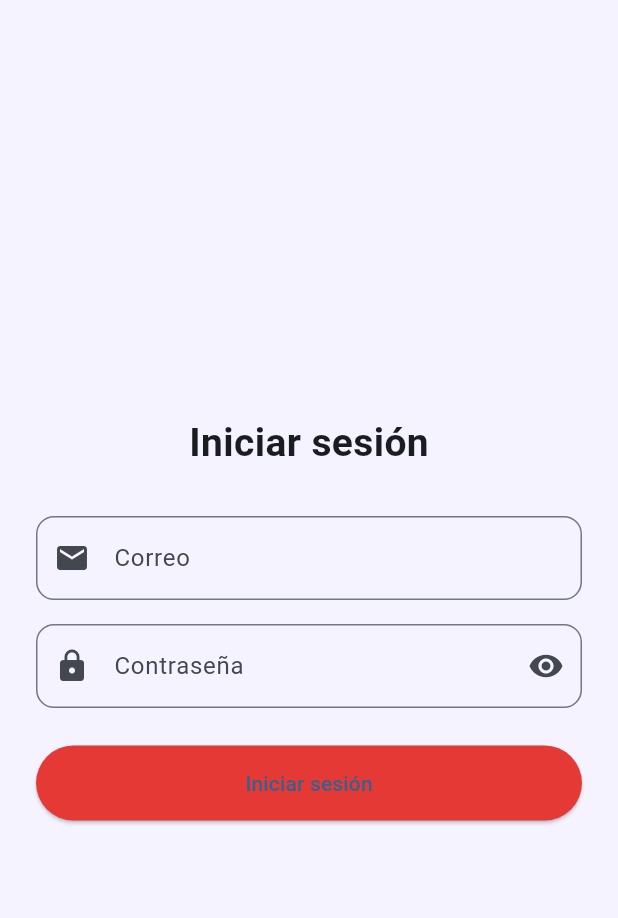
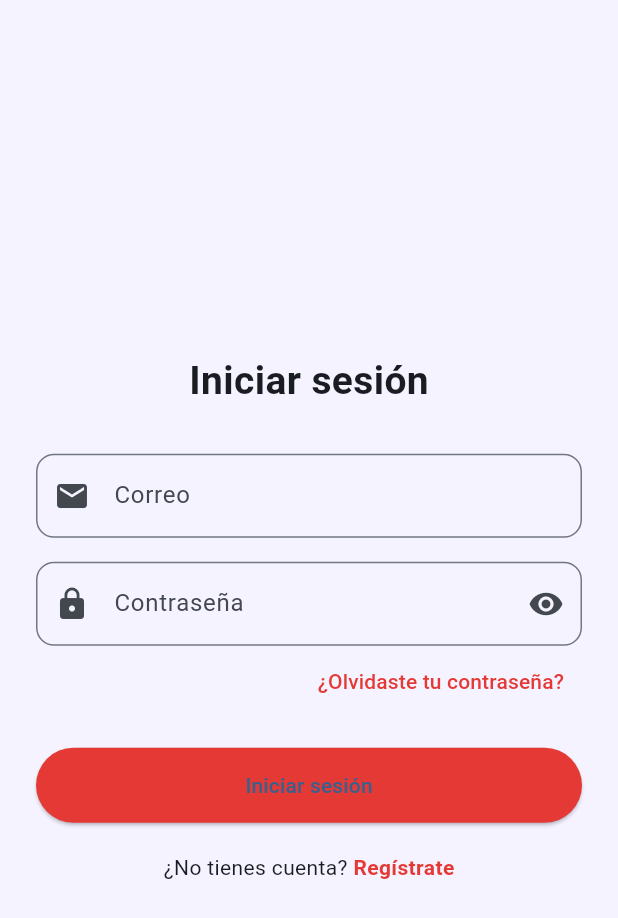
Before and after one commit to Meliodas4129/matetec, a Flutter app: the screen it shows after launch, after a tap on "INICIAR SESIÓN", on a phone screen of 412 x 824 dp. Shown: the top 918 px of the screen. Run offline on Flutter 3.47's test engine with Material 3 defaults, Android fonts, the phone set to English and light mode, and no system bars; our stand-ins replace cloud_firestore, firebase_auth, firebase_core, google_sign_in; accounts and stored records are empty.

Commit message:
olvido de contra, direccion a regitrarse

```diff
--- a/lib/screens/login_screen.dart
+++ b/lib/screens/login_screen.dart
@@ -1,6 +1,7 @@
 import 'package:flutter/material.dart';
 import 'package:firebase_auth/firebase_auth.dart';
-import 'home_inicio.dart'; // ajusta si tu ruta es diferente
+import 'home_inicio.dart';
+import 'register_screen.dart';
 
 class LoginScreen extends StatefulWidget {
   const LoginScreen({super.key});
@@ -16,6 +17,7 @@ class _LoginScreenState extends State<LoginScreen> {
   bool _isLoading = false;
   bool _obscurePass = true;
 
+  // 🔐 LOGIN
   Future<void> loginUser() async {
     if (emailController.text.isEmpty || passwordController.text.isEmpty) {
       _showSnack('Completa todos los campos');
@@ -36,7 +38,6 @@ class _LoginScreenState extends State<LoginScreen> {
 
       if (!mounted) return;
 
-      // 🚀 Navegar al Home
       Navigator.pushReplacement(
         context,
         MaterialPageRoute(builder: (_) => const HomeScreen()),
@@ -54,6 +55,34 @@ class _LoginScreenState extends State<LoginScreen> {
       _showSnack('Error inesperado');
     } finally {
       if (mounted) setState(() => _isLoading = false);
+    }
+  }
+
+  // 🔥 RESET PASSWORD
+  Future<void> resetPassword() async {
+    if (emailController.text.isEmpty) {
+      _showSnack('Ingresa tu correo primero');
+      return;
+    }
+
+    try {
+      await FirebaseAuth.instance.sendPasswordResetEmail(
+        email: emailController.text.trim(),
+      );
+
+      _showSnack(
+        'Correo enviado para restablecer contraseña 📩',
+        isError: false,
+      );
+    } on FirebaseAuthException catch (e) {
+      final errores = {
+        'user-not-found': 'No existe ese correo',
+        'invalid-email': 'Correo inválido',
+      };
+
+      _showSnack(errores[e.code] ?? 'Error: ${e.code}');
+    } catch (e) {
+      _showSnack('Error al enviar correo');
     }
   }
 
@@ -80,6 +109,8 @@ class _LoginScreenState extends State<LoginScreen> {
     return Scaffold(
       backgroundColor: const Color(0xFFF4F3FF),
       body: Center(
+        child: SingleChildScrollView(
+          // 🔥 evita overflow
           child: Padding(
             padding: const EdgeInsets.all(24),
             child: Column(
@@ -92,6 +123,7 @@ class _LoginScreenState extends State<LoginScreen> {
 
                 const SizedBox(height: 30),
 
+                // 📧 EMAIL
                 TextField(
                   controller: emailController,
                   decoration: InputDecoration(
@@ -105,6 +137,7 @@ class _LoginScreenState extends State<LoginScreen> {
 
                 const SizedBox(height: 16),
 
+                // 🔒 PASSWORD
                 TextField(
                   controller: passwordController,
                   obscureText: _obscurePass,
@@ -124,8 +157,21 @@ class _LoginScreenState extends State<LoginScreen> {
                   ),
                 ),
 
-              const SizedBox(height: 25),
+                // 🔥 OLVIDÉ CONTRASEÑA
+                Align(
+                  alignment: Alignment.centerRight,
+                  child: TextButton(
+                    onPressed: resetPassword,
+                    child: const Text(
+                      '¿Olvidaste tu contraseña?',
+                      style: TextStyle(color: rojo),
+                    ),
+                  ),
+                ),
 
+                const SizedBox(height: 20),
+
+                // 🔴 BOTÓN LOGIN
                 _isLoading
                     ? const CircularProgressIndicator()
                     : SizedBox(
@@ -133,11 +179,41 @@ class _LoginScreenState extends State<LoginScreen> {
                         height: 50,
                         child: ElevatedButton(
                           onPressed: loginUser,
-                        style: ElevatedButton.styleFrom(backgroundColor: rojo),
+                          style: ElevatedButton.styleFrom(
+                            backgroundColor: rojo,
+                          ),
                           child: const Text('Iniciar sesión'),
                         ),
                       ),
+
+                const SizedBox(height: 20),
+
+                // 🔥 IR A REGISTRO
+                Row(
+                  mainAxisAlignment: MainAxisAlignment.center,
+                  children: [
+                    const Text('¿No tienes cuenta? '),
+                    GestureDetector(
+                      onTap: () {
+                        Navigator.push(
+                          context,
+                          MaterialPageRoute(
+                            builder: (_) => const RegisterScreen(),
+                          ),
+                        );
+                      },
+                      child: const Text(
+                        'Regístrate',
+                        style: TextStyle(
+                          color: rojo,
+                          fontWeight: FontWeight.bold,
+                        ),
+                      ),
+                    ),
                   ],
+                ),
+              ],
+            ),
           ),
         ),
       ),
```
Lines whose indentation alone changed are shown as unchanged.
